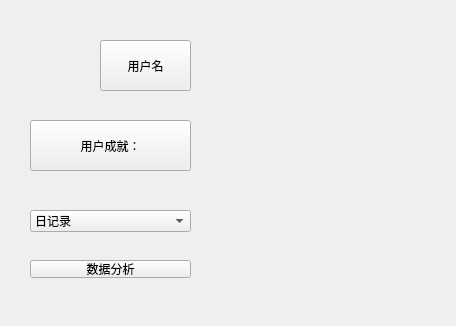
aaaMsLIUfruit/Tomato_bell, file usercenter.ui: the form before one commit.
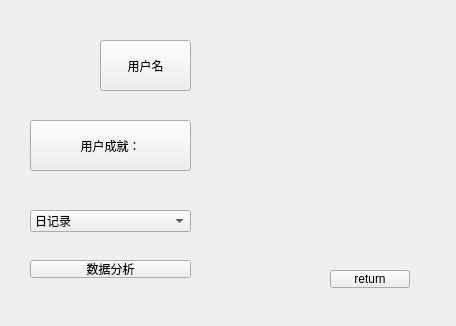
The form after the commit.

Commit message: 登录注册的数据库差不多了，label和History外键约束没解决目前还不能写进去数据……我先push一下，不急merge……

Diff of the .ui file:
```diff
--- a/usercenter.ui
+++ b/usercenter.ui
@@ -102,6 +102,29 @@
     <string>数据分析</string>
    </property>
   </widget>
+  <widget class="QPushButton" name="return_2">
+   <property name="geometry">
+    <rect>
+     <x>330</x>
+     <y>270</y>
+     <width>80</width>
+     <height>18</height>
+    </rect>
+   </property>
+   <property name="text">
+    <string>return</string>
+   </property>
+  </widget>
+  <widget class="QWidget" name="chartWidget" native="true">
+   <property name="geometry">
+    <rect>
+     <x>240</x>
+     <y>50</y>
+     <width>161</width>
+     <height>101</height>
+    </rect>
+   </property>
+  </widget>
  </widget>
  <resources/>
  <connections/>
```
Left out of the diff: 19 changed lines with no effect on the pictures. The commit also changes 57 other files.
